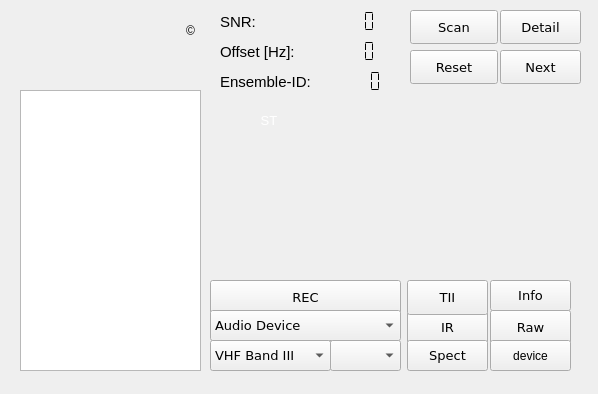
Before: the Qt Designer form forms/dabradio.ui in JvanKatwijk/sdrplayDab, drawn with Qt 5.
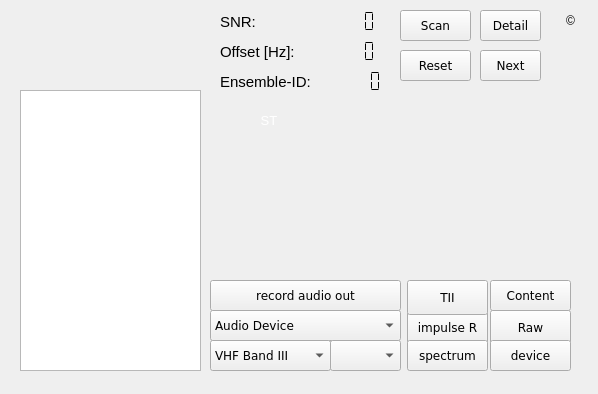
After: the same form once the commit is applied.

Commit message: font details

```diff
--- a/forms/dabradio.ui
+++ b/forms/dabradio.ui
@@ -16,16 +16,16 @@
   <widget class="QPushButton" name="showProgramData">
    <property name="geometry">
     <rect>
-     <x>500</x>
+     <x>480</x>
      <y>10</y>
-     <width>81</width>
-     <height>34</height>
+     <width>61</width>
+     <height>31</height>
     </rect>
    </property>
    <property name="font">
     <font>
      <family>DejaVu Sans</family>
-     <pointsize>10</pointsize>
+     <pointsize>9</pointsize>
     </font>
    </property>
    <property name="toolTip">
@@ -41,20 +41,20 @@
      <x>210</x>
      <y>280</y>
      <width>191</width>
-     <height>35</height>
+     <height>31</height>
     </rect>
    </property>
    <property name="font">
     <font>
      <family>DejaVu Sans</family>
-     <pointsize>10</pointsize>
+     <pointsize>9</pointsize>
     </font>
    </property>
    <property name="toolTip">
     <string>&lt;html&gt;&lt;head/&gt;&lt;body&gt;&lt;p&gt;Push this button to save audio output into a file. First push will show a menu for file selection. Push again to stop recording.&lt;/p&gt;&lt;/body&gt;&lt;/html&gt;</string>
    </property>
    <property name="text">
-    <string>REC</string>
+    <string>record audio out</string>
    </property>
   </widget>
   <widget class="QPushButton" name="show_irButton">
@@ -69,11 +69,11 @@
    <property name="font">
     <font>
      <family>DejaVu Sans</family>
-     <pointsize>10</pointsize>
+     <pointsize>9</pointsize>
     </font>
    </property>
    <property name="text">
-    <string>IR</string>
+    <string>impulse R</string>
    </property>
   </widget>
   <widget class="QPushButton" name="dumpButton">
@@ -88,7 +88,7 @@
    <property name="font">
     <font>
      <family>DejaVu Sans</family>
-     <pointsize>10</pointsize>
+     <pointsize>9</pointsize>
     </font>
    </property>
    <property name="toolTip">
@@ -126,7 +126,7 @@
    <property name="font">
     <font>
      <family>DejaVu Sans</family>
-     <pointsize>10</pointsize>
+     <pointsize>9</pointsize>
     </font>
    </property>
    <property name="toolTip">
@@ -150,7 +150,7 @@
    <property name="font">
     <font>
      <family>DejaVu Sans</family>
-     <pointsize>10</pointsize>
+     <pointsize>9</pointsize>
     </font>
    </property>
    <property name="toolTip">
@@ -163,16 +163,16 @@
   <widget class="QPushButton" name="scanButton">
    <property name="geometry">
     <rect>
-     <x>410</x>
+     <x>400</x>
      <y>10</y>
-     <width>88</width>
-     <height>34</height>
+     <width>71</width>
+     <height>31</height>
     </rect>
    </property>
    <property name="font">
     <font>
      <family>DejaVu Sans</family>
-     <pointsize>10</pointsize>
+     <pointsize>9</pointsize>
     </font>
    </property>
    <property name="toolTip">
@@ -294,7 +294,7 @@
    <property name="font">
     <font>
      <family>DejaVu Sans</family>
-     <pointsize>10</pointsize>
+     <pointsize>9</pointsize>
     </font>
    </property>
    <property name="toolTip">
@@ -341,29 +341,29 @@
    <property name="font">
     <font>
      <family>DejaVu Sans</family>
-     <pointsize>10</pointsize>
+     <pointsize>9</pointsize>
     </font>
    </property>
    <property name="toolTip">
     <string>&lt;html&gt;&lt;head/&gt;&lt;body&gt;&lt;p&gt;This will open a 'save as ... dialog' where you can store the content of the current DAB ensemble (Audio and Data) in a text file.&lt;/p&gt;&lt;/body&gt;&lt;/html&gt;</string>
    </property>
    <property name="text">
-    <string>Info</string>
+    <string>Content</string>
    </property>
   </widget>
   <widget class="QPushButton" name="nextChannelButton">
    <property name="geometry">
     <rect>
-     <x>500</x>
+     <x>480</x>
      <y>50</y>
-     <width>81</width>
-     <height>34</height>
+     <width>61</width>
+     <height>31</height>
     </rect>
    </property>
    <property name="font">
     <font>
      <family>DejaVu Sans</family>
-     <pointsize>10</pointsize>
+     <pointsize>9</pointsize>
     </font>
    </property>
    <property name="toolTip">
@@ -385,29 +385,29 @@
    <property name="font">
     <font>
      <family>DejaVu Sans</family>
-     <pointsize>10</pointsize>
+     <pointsize>9</pointsize>
     </font>
    </property>
    <property name="toolTip">
     <string>&lt;html&gt;&lt;head/&gt;&lt;body&gt;&lt;p&gt;The spectrum and the constellation of the DAB signal is shown when pressing this button. Pressing it&lt;/p&gt;&lt;p&gt;again will cause the spectrum and constellation to be invisible.&lt;/p&gt;&lt;/body&gt;&lt;/html&gt;</string>
    </property>
    <property name="text">
-    <string>Spect</string>
+    <string>spectrum</string>
    </property>
   </widget>
   <widget class="QPushButton" name="resetButton">
    <property name="geometry">
     <rect>
-     <x>410</x>
+     <x>400</x>
      <y>50</y>
-     <width>88</width>
-     <height>34</height>
+     <width>71</width>
+     <height>31</height>
     </rect>
    </property>
    <property name="font">
     <font>
      <family>DejaVu Sans</family>
-     <pointsize>10</pointsize>
+     <pointsize>9</pointsize>
     </font>
    </property>
    <property name="toolTip">
@@ -444,8 +444,8 @@
   <widget class="QLabel" name="label">
    <property name="geometry">
     <rect>
-     <x>180</x>
-     <y>20</y>
+     <x>560</x>
+     <y>10</y>
      <width>21</width>
      <height>21</height>
     </rect>
@@ -687,6 +687,13 @@
      <height>31</height>
     </rect>
    </property>
+   <property name="font">
+    <font>
+     <family>DejaVu Sans</family>
+     <pointsize>9</pointsize>
+     <italic>false</italic>
+    </font>
+   </property>
    <property name="text">
     <string>device</string>
    </property>
```
Left out of the diff: 3 changed lines with no effect on the pictures. The commit also changes 1 other file.
